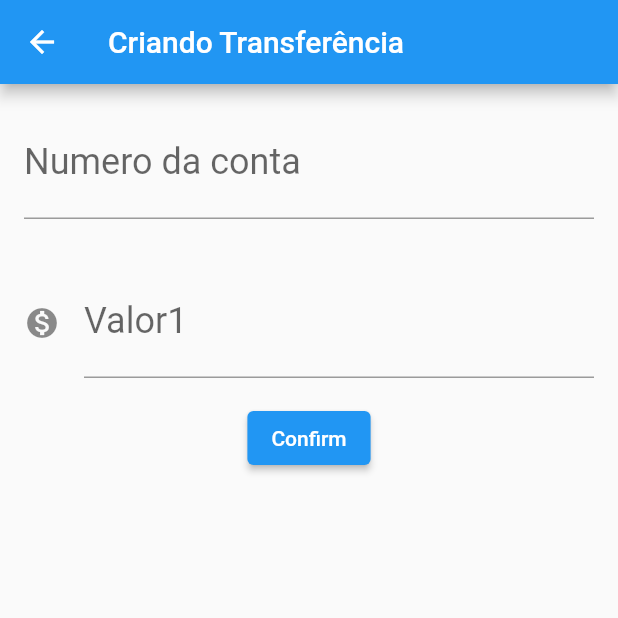
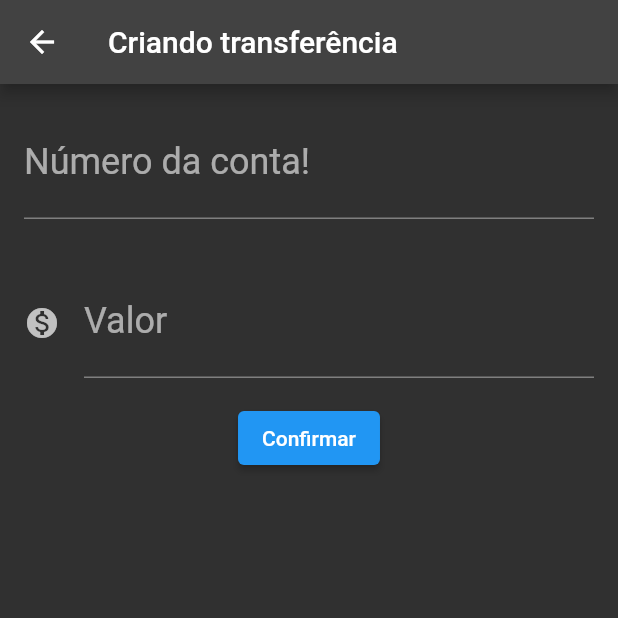
Before and after one commit to raoniii/flutterdojo, a Flutter app: the screen it shows after launch, after a tap on the "add" icon, on a phone screen of 412 x 824 dp, the top half of it. Run offline on Flutter 3.47's test engine with Material 2 defaults, Android fonts, the phone set to English and light mode, and no system bars.

Commit message:
finalizado primeira parte

```diff
--- /dev/null
+++ b/lib/components/editor.dart
@@ -0,0 +1,31 @@
+import 'package:flutter/material.dart';
+
+class Editor extends StatelessWidget {
+  final TextEditingController? controlador;
+  final String? rotulo;
+  final String? dica;
+  final IconData? icone;
+
+  Editor(
+      {Key? key, required this.controlador,
+      required this.rotulo,
+      required this.dica,
+      this.icone}) : super(key: key);
+
+  @override
+  Widget build(BuildContext context) {
+    return Padding(
+      padding: const EdgeInsets.all(16.0),
+      child: TextField(
+        controller: controlador,
+        style: TextStyle(fontSize: 24.0),
+        decoration: InputDecoration(
+          icon: icone != null ? Icon(icone) : null,
+          labelText: rotulo,
+          hintText: dica,
+        ),
+        keyboardType: TextInputType.number,
+      ),
+    );
+  }
+}
--- a/lib/main.dart
+++ b/lib/main.dart
@@ -1,189 +1,16 @@
 import 'package:flutter/material.dart';
+import 'package:mobile/screen/transferencias/lista.dart';
 
 void main() => runApp(BytebankApp());
 
 class BytebankApp extends StatelessWidget {
+  const BytebankApp({Key? key}) : super(key: key);
+
   @override
   Widget build(BuildContext context) {
     return MaterialApp(
-      home: Scaffold(
-        body: ListaTransferencias(),
-      ),
+      theme: ThemeData.dark(),
+      home: ListaTransferencias(),
     );
   }
 }
-//formulartio de transferencia com criador de transferencia
-//possui dois Editor() para inserir valores e botao
-class FormularioTransferencia extends StatelessWidget {
-  final TextEditingController _controladorNumeroConta = TextEditingController();
-  final TextEditingController _controladorCampoValor = TextEditingController();
-
-  @override
-  Widget build(BuildContext context) {
-    return Scaffold(
-      appBar: AppBar(
-        title: Text('Criando Transferência'),
-      ),
-      body: SingleChildScrollView(
-        child: Column(
-          children: <Widget>[
-            Editor(
-              controlador: _controladorNumeroConta,
-              rotulo: 'Numero da conta',
-              dica: '0000',
-            ),
-            Editor(
-              controlador: _controladorCampoValor,
-              rotulo: 'Valor1',
-              dica: '0.00',
-              icone: Icons.monetization_on,
-            ),
-            ElevatedButton(
-              onPressed: () => _criartransferencia(context),
-              child: const Text('Confirm'),
-            ),
-          ],
-        ),
-      ),
-    );
-  }
-
-  void _criartransferencia(BuildContext context) {
-    debugPrint('Clicou em confirmar');
-
-    final int? numeroConta = int.tryParse(_controladorNumeroConta.text);
-    final double? valor = double.tryParse(_controladorCampoValor.text);
-
-    if (numeroConta != null && valor != null) {
-      final transferenciacriada = Transferencia(valor, numeroConta);
-
-      debugPrint('$transferenciacriada');
-      Navigator.pop(context, transferenciacriada);
-      ScaffoldMessenger.of(context).showSnackBar(
-        const SnackBar(
-          content: Text('Transferencia Criada com sucesso'),
-        ),
-      );
-    } else
-      ScaffoldMessenger.of(context).showSnackBar(
-        const SnackBar(
-          content: Text('TRANSFERENCIA NAO CRIADA'),
-        ),
-      );
-  }
-}
-
-class Editor extends StatelessWidget {
-  final TextEditingController? controlador;
-  final String? rotulo;
-  final String? dica;
-  final IconData? icone;
-
-  Editor(
-      {required this.controlador,
-      required this.rotulo,
-      required this.dica,
-      this.icone});
-
-  @override
-  Widget build(BuildContext context) {
-    return Padding(
-      padding: const EdgeInsets.all(16.0),
-      child: TextField(
-        controller: controlador,
-        style: TextStyle(fontSize: 24.0),
-        decoration: InputDecoration(
-          icon: icone != null ? Icon(icone) : null,
-          labelText: rotulo,
-          hintText: dica,
-        ),
-        keyboardType: TextInputType.number,
-      ),
-    );
-  }
-}
-
-//tela inicial mostra lista de transferencias
-class ListaTransferencias extends StatefulWidget {
-  final List<Transferencia> _transferencias = List.empty(growable: true);
-
-  @override
-  State<StatefulWidget> createState() {
-
-    return ListaTransferenciasState();
-  }
-}
-
-class ListaTransferenciasState extends State<ListaTransferencias>{
-
-  @override
-  Widget build(BuildContext context) {
-
-
-
-    // TODO: implement build
-    return Scaffold(
-      appBar: AppBar(
-        title: Text('TRANSFER PAGE'),
-      ),
-      body: ListView.builder(
-        itemCount: widget._transferencias.length,
-        itemBuilder: (context, indice) {
-          final transferencia = widget._transferencias[indice];
-          return ItemTransferencias(transferencia);
-        },
-      ),
-      floatingActionButton: FloatingActionButton(
-        onPressed: () {
-          final Future<Transferencia?> future =
-          Navigator.push(context, MaterialPageRoute(builder: (context) {
-            return FormularioTransferencia();
-          }));
-          future.then((transferenciaRecebida) {
-            debugPrint('chegou no then do future');
-            debugPrint('$transferenciaRecebida');
-            setState(() {
-              widget._transferencias.add(transferenciaRecebida!);
-            });
-          });
-        },
-        backgroundColor: Colors.blueGrey,
-        child: Icon(Icons.add),
-      ),
-    );
-  }
-
-}
-
-
-class ItemTransferencias extends StatelessWidget {
-  final Transferencia _transferencia;
-
-  ItemTransferencias(this._transferencia);
-
-  @override
-  Widget build(BuildContext context) {
-    return Card(
-      child: ListTile(
-        leading: Icon(Icons.add),
-        title: Text(_transferencia.valor.toString()),
-        subtitle: Text(_transferencia.numeroConta.toString()),
-      ),
-    );
-  }
-}
-
-class Transferencia {
-  final double valor;
-  final int numeroConta;
-
-  Transferencia(
-    this.valor,
-    this.numeroConta,
-  );
-
-  @override
-  String toString() {
-    return 'Transferencia{valor: $valor, numeroConta: $numeroConta}';
-  }
-}
--- /dev/null
+++ b/lib/models/transferencia.dart
@@ -0,0 +1,14 @@
+class Transferencia {
+  final double valor;
+  final int numeroConta;
+
+  Transferencia(
+    this.valor,
+    this.numeroConta,
+  );
+
+  @override
+  String toString() {
+    return 'Transferencia{valor: $valor, numeroConta: $numeroConta}';
+  }
+}
--- /dev/null
+++ b/lib/screen/transferencias/formulario.dart
@@ -0,0 +1,79 @@
+//formulartio de transferencia com criador de transferencia
+//possui dois Editor() para inserir valores e botao
+import 'package:flutter/material.dart';
+import 'package:mobile/components/editor.dart';
+import 'package:mobile/models/transferencia.dart';
+
+const _tituloAppBar = 'Criando transferência';
+const _rotuloCampoNumeroConta = 'Número da conta!';
+const _dicaCampoNumeroConta = '0000';
+const _rotuloCampoValor = 'Valor';
+const _dicaCampoValor = '0.00';
+
+const _textoBotaoConfirmar = 'Confirmar';
+
+class FormularioTransferencia extends StatefulWidget {
+  @override
+  State<StatefulWidget> createState() {
+    return FormularioTransferenciaState();
+  }
+}
+
+class FormularioTransferenciaState extends State<FormularioTransferencia> {
+  final TextEditingController _controladorNumeroConta = TextEditingController();
+  final TextEditingController _controladorCampoValor = TextEditingController();
+
+  @override
+  Widget build(BuildContext context) {
+    return Scaffold(
+      appBar: AppBar(
+        title: Text(_tituloAppBar),
+      ),
+      body: SingleChildScrollView(
+        child: Column(
+          children: <Widget>[
+            Editor(
+              controlador: _controladorNumeroConta,
+              rotulo: _rotuloCampoNumeroConta,
+              dica: _dicaCampoNumeroConta,
+            ),
+            Editor(
+              controlador: _controladorCampoValor,
+              rotulo: _rotuloCampoValor,
+              dica: _dicaCampoValor,
+              icone: Icons.monetization_on,
+            ),
+            ElevatedButton(
+              onPressed: () => _criartransferencia(context),
+              child: const Text(_textoBotaoConfirmar),
+            ),
+          ],
+        ),
+      ),
+    );
+  }
+
+  void _criartransferencia(BuildContext context) {
+    debugPrint('Clicou em confirmar');
+
+    final int? numeroConta = int.tryParse(_controladorNumeroConta.text);
+    final double? valor = double.tryParse(_controladorCampoValor.text);
+
+    if (numeroConta != null && valor != null) {
+      final transferenciacriada = Transferencia(valor, numeroConta);
+
+      debugPrint('$transferenciacriada');
+      Navigator.pop(context, transferenciacriada);
+      ScaffoldMessenger.of(context).showSnackBar(
+        const SnackBar(
+          content: Text('Transferencia Criada com sucesso'),
+        ),
+      );
+    } else
+      ScaffoldMessenger.of(context).showSnackBar(
+        const SnackBar(
+          content: Text('TRANSFERENCIA NAO CRIADA'),
+        ),
+      );
+  }
+}
--- /dev/null
+++ b/lib/screen/transferencias/lista.dart
@@ -0,0 +1,70 @@
+//tela inicial mostra lista de transferencias
+import 'package:flutter/material.dart';
+import 'package:mobile/models/transferencia.dart';
+import 'package:mobile/screen/transferencias/formulario.dart';
+
+const _tituloAppBar = 'Listatransferencia';
+
+class ListaTransferencias extends StatefulWidget {
+  final List<Transferencia> _transferencias = List.empty(growable: true);
+
+  @override
+  State<StatefulWidget> createState() {
+    return ListaTransferenciasState();
+  }
+}
+
+class ListaTransferenciasState extends State<ListaTransferencias> {
+  @override
+  Widget build(BuildContext context) {
+    // TODO: implement build
+    return Scaffold(
+      appBar: AppBar(
+        title: Text(_tituloAppBar),
+      ),
+      body: ListView.builder(
+        itemCount: widget._transferencias.length,
+        itemBuilder: (context, indice) {
+          final transferencia = widget._transferencias[indice];
+          return ItemTransferencias(transferencia);
+        },
+      ),
+      floatingActionButton: FloatingActionButton(
+        onPressed: () {
+          Navigator.push(context, MaterialPageRoute(builder: (context) {
+            return FormularioTransferencia();
+          })).then((transferenciaRecebida) => _atualiza(transferenciaRecebida));
+        },
+        backgroundColor: Colors.blueGrey,
+        child: Icon(Icons.add),
+      ),
+    );
+  }
+
+  void _atualiza(Transferencia? transferenciaRecebida) {
+    if (transferenciaRecebida != null) {
+      debugPrint('chegou no then do future');
+      debugPrint('$transferenciaRecebida');
+      setState(() {
+        widget._transferencias.add(transferenciaRecebida);
+      });
+    }
+  }
+}
+
+class ItemTransferencias extends StatelessWidget {
+  final Transferencia _transferencia;
+
+  ItemTransferencias(this._transferencia);
+
+  @override
+  Widget build(BuildContext context) {
+    return Card(
+      child: ListTile(
+        leading: Icon(Icons.add),
+        title: Text(_transferencia.valor.toString()),
+        subtitle: Text(_transferencia.numeroConta.toString()),
+      ),
+    );
+  }
+}
```
Also changed, not shown: 1 other file.
